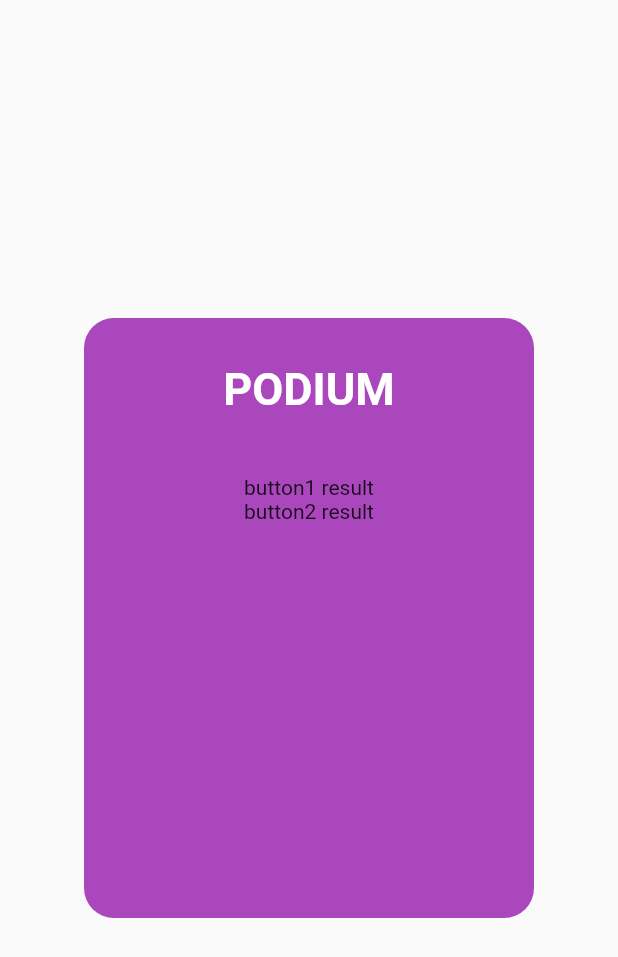
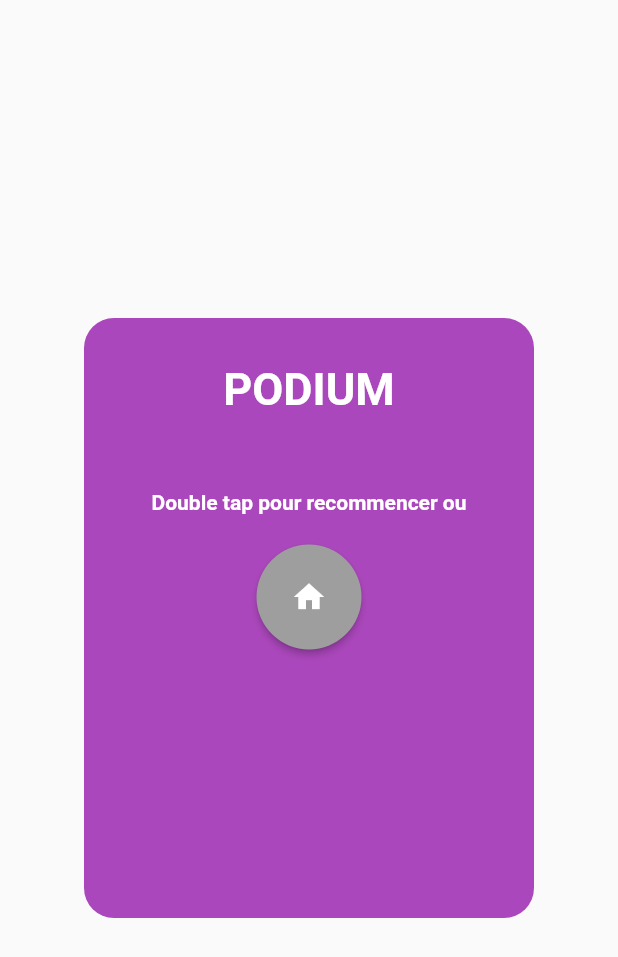
Before and after one commit to michael2509/base-case-pratique-fyc, a Flutter app: the AnimeList screen opened by its route, on a phone screen of 412 x 824 dp. Shown: the top 957 px of the screen. Run offline on Flutter 3.47's test engine with Material 2 defaults, Android fonts, the phone set to English and light mode, and no system bars; drawn by our look-alikes of google_mobile_ads; our stand-ins replace cloud_firestore, firebase_auth, firebase_core, firebase_database; missing offline and left inert: flutter_swipable; accounts and stored records are empty; network calls fail.

```diff
--- a/lib/ad_state.dart
+++ b/lib/ad_state.dart
@@ -10,13 +10,16 @@ class AdState {
   String get bannerAdUnitId => Platform.isAndroid
       ? 'ca-app-pub-3544977035867186/8476856861'
       : 'ca-app-pub-3544977035867186/1249760078';
+      //:'ca-app-pub-3940256099942544/2934735716';
+
+
 
   BannerAdListener get adListener => _adListener;
 
   final BannerAdListener _adListener = BannerAdListener(
     onAdLoaded: (ad) => print('Ad loaded ${ad.adUnitId}'),
     onAdClosed: (ad) => print('Ad closed ${ad.adUnitId}'),
-    onAdFailedToLoad: (ad, error) => print('Ad failed to load ${ad.adUnitId}'),
+    onAdFailedToLoad: (ad, error) => print('Ad failed to load ${ad.adUnitId}, error: $error'),
     onAdOpened: (ad) => print('Ad opened ${ad.adUnitId}'),
 
   );
--- a/lib/models/result_card.dart
+++ b/lib/models/result_card.dart
@@ -1,21 +1,16 @@
 import 'package:cloud_firestore/cloud_firestore.dart';
 import 'package:flutter/material.dart';
 
-class Result extends StatefulWidget {
-  const Result({Key? key}) : super(key: key);
-
-  @override
-  State<Result> createState() => _ResultState();
-}
-
-class _ResultState extends State<Result> {
-  final Stream<QuerySnapshot> _stream =
-      FirebaseFirestore.instance.collection('avatar_result').snapshots();
-
-  List<Map<String, dynamic>> list = [];
+class Result extends StatelessWidget {
+  final collection;
+  Result({required this.collection});
 
   @override
   Widget build(BuildContext context) {
+    final Stream<QuerySnapshot> _stream =
+        FirebaseFirestore.instance.collection(collection).snapshots();
+
+    List<Map<String, dynamic>> list = [];
     return StreamBuilder(
         stream: _stream,
         builder: (BuildContext context, AsyncSnapshot<QuerySnapshot> snapshot) {
@@ -66,16 +61,33 @@ class _ResultState extends State<Result> {
                               color: Colors.amber[
                                   (300 + list.indexOf(_element) * 100).toInt()],
                               child: Center(
-                                child: Text(_element['name'] + " " +
+                                child: Text(_element['name'] +
+                                    " " +
                                     _element['true'].toString()),
                               ),
                             ),
                         Padding(
-                          padding: EdgeInsets.only(top: 20),
+                          padding: EdgeInsets.only(top: 30),
                           child: Column(
-                            children: const [
-                              Text("button1 result"),
-                              Text("button2 result"),
+                            children: [
+                              const Text(
+                                "Double tap pour recommencer ou",
+                                style: TextStyle(
+                                    fontWeight: FontWeight.bold,
+                                    color: Colors.white),
+                              ),
+                              Padding(
+                                  padding: EdgeInsets.all(20),
+                                  child: ElevatedButton(
+                                      onPressed: () {
+                                        Navigator.pop(context);
+                                      },
+                                      style: ElevatedButton.styleFrom(
+                                        primary: Colors.grey,
+                                        fixedSize: const Size(80, 70),
+                                        shape: const CircleBorder(),
+                                      ),
+                                      child: Icon(Icons.home))),
                             ],
                           ),
                         ),
--- a/lib/pages/home.dart
+++ b/lib/pages/home.dart
@@ -75,6 +75,7 @@ class _HomeCardsInformationsState extends State<HomeCardsInformations> {
             child: GestureDetector(
               onTap: () {
                 Navigator.pushNamed(context, data['route']);
+                print("data['name'], ${data['name']}");
               },
               child: Container(
                 margin: const EdgeInsets.all(16),
@@ -95,6 +96,7 @@ class _HomeCardsInformationsState extends State<HomeCardsInformations> {
                 ),
               ),
             )),
+        if (data['name'] == 'Anime List')
           Align(
             alignment: Alignment.bottomCenter,
             child: Container(
--- a/lib/pages/animeList.dart
+++ b/lib/pages/lists/animeList.dart
@@ -5,7 +5,7 @@ import 'package:flutter_application_1/models/tinder_card.dart';
 import 'package:google_mobile_ads/google_mobile_ads.dart';
 import 'package:provider/provider.dart';
 
-import '../ad_state.dart';
+import '../../ad_state.dart';
 
 class AnimeList extends StatefulWidget {
   const AnimeList({Key? key}) : super(key: key);
@@ -16,12 +16,12 @@ class AnimeList extends StatefulWidget {
 
 class _AnimeList extends State<AnimeList> {
   final Stream<QuerySnapshot> _stream =
-      FirebaseFirestore.instance.collection('avatars').snapshots();
+      FirebaseFirestore.instance.collection('animes').snapshots();
   List<TinderCard> card_list = [];
   List<Map<String, dynamic>> list = [];
   late BannerAd banner;
 
-  /* @override
+   @override
   void didChangeDependencies() {
     super.didChangeDependencies();
     final adState = Provider.of<AdState>(context);
@@ -35,7 +35,7 @@ class _AnimeList extends State<AnimeList> {
           ..load();
       });
     });
-  }*/
+  }
 
   @override
   Widget build(BuildContext context) {
@@ -67,7 +67,7 @@ class _AnimeList extends State<AnimeList> {
                     name: item['name'],
                     profession: item['profession'],
                     card_list: card_list,
-                    collection: "avatar_result",
+                    collection: "animes_result",
                   ));
                 }).toList();
 
@@ -81,7 +81,7 @@ class _AnimeList extends State<AnimeList> {
                         /*Navigator.pushNamed(context, '/home');
                         Navigator.pushNamed(context, '/animeList');*/
                       },
-                      child: const Result(),
+                      child: Result( collection: 'animes_result'),
                     ),
                     for (var element in card_list)
                       GestureDetector(
@@ -100,12 +100,17 @@ class _AnimeList extends State<AnimeList> {
                                     ])),
                         child: element,
                       ),
-                    /*Container(
-
-                           child: AdWidget(ad: banner)),*/
+                    Align(
+                      alignment: Alignment.bottomCenter,
+                      child: SizedBox(
+                        width: 320, height: 100,
+                        child: AdWidget(ad: banner),
+                      ),
+                    )
                   ],
                 ));
               })),
     );
   }
+
 }
```
Also changed, not shown: lib/main.dart (+5 -4 lines), lib/models/tinder_card.dart (+0 -7 lines), lib/pages/heroesList.dart (deleted, +0 -25 lines), lib/pages/lists/heroesList.dart (added, +114 -0 lines), lib/pages/lists/rapList.dart (added, +114 -0 lines), lib/pages/lists/starList.dart (added, +115 -0 lines), lib/pages/starList.dart (deleted, +0 -25 lines), 2 other files. Lines whose indentation alone changed are shown as unchanged.
